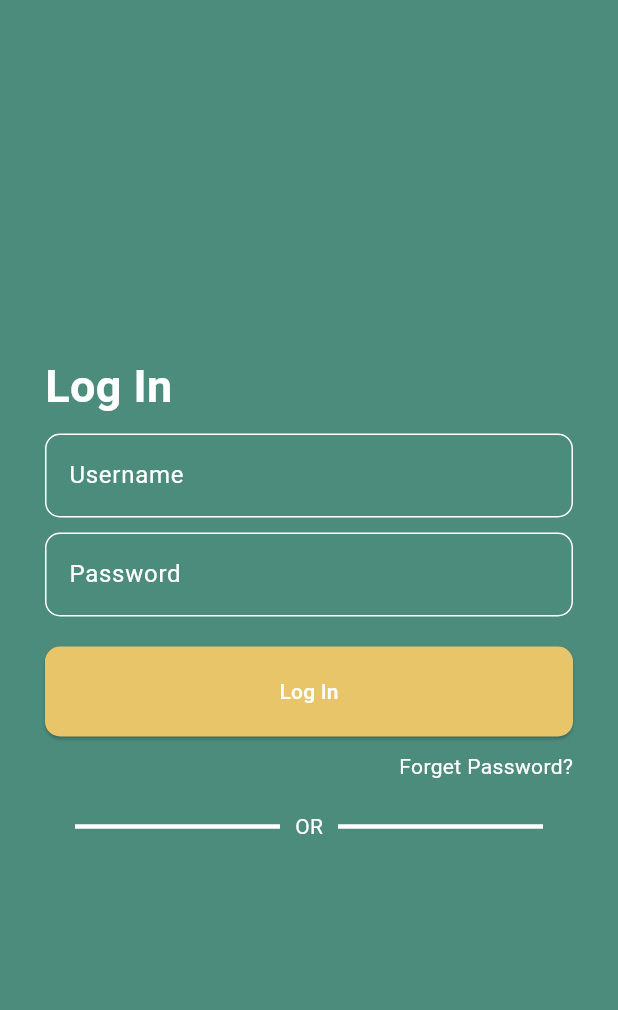
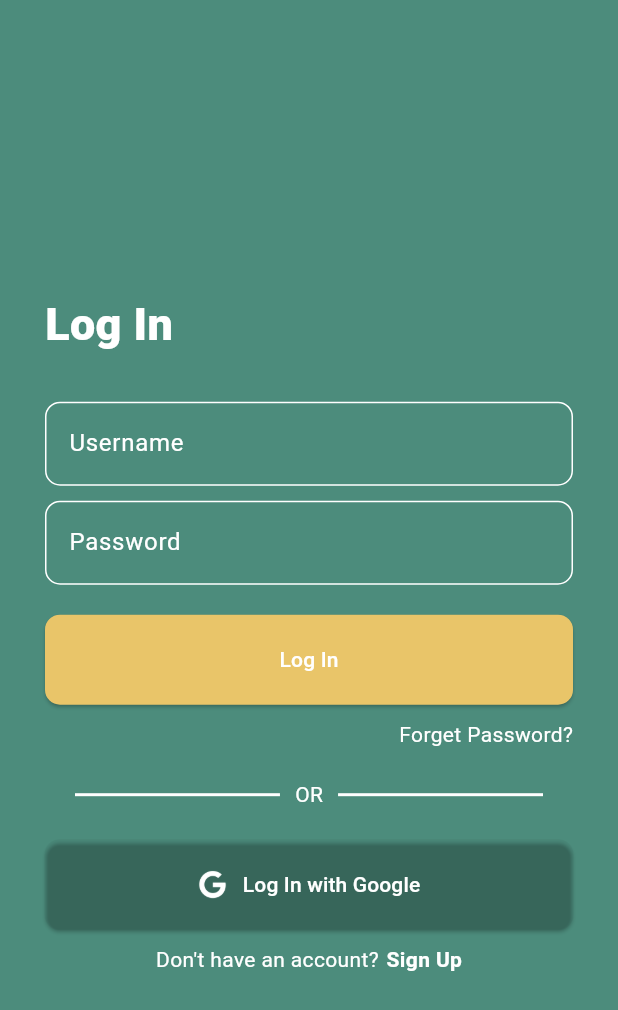
Before and after one commit to KaelNierras/vis_can_learn, a Flutter app: the Login screen opened directly, on a phone screen of 412 x 824 dp. Shown: the top 1010 px of the screen. Run offline on Flutter 3.47's test engine with Material 3 defaults, Android fonts, the light colour scheme and no system bars; our stand-ins replace flutter_native_splash, shared_preferences; accounts and stored records are empty.

Commit message:
login_screen

```diff
--- a/lib/features/login/views/login_screen.dart
+++ b/lib/features/login/views/login_screen.dart
@@ -1,7 +1,6 @@
-import 'package:flutter/foundation.dart';
 import 'package:flutter/material.dart';
-import 'package:flutter_native_splash/flutter_native_splash.dart';
-import 'package:shared_preferences/shared_preferences.dart';
+// import 'package:flutter_native_splash/flutter_native_splash.dart';
+// import 'package:shared_preferences/shared_preferences.dart';
 import 'package:vis_can_learn/common/wiget/InputText.dart';
 import 'package:vis_can_learn/theme/custom_colors.dart';
 import 'package:vis_can_learn/utils/widget_helper.dart';
@@ -33,7 +32,6 @@ class _LoginState extends State<Login> {
     var usernameController = TextEditingController();
     var passwordController = TextEditingController();
     return Scaffold(
-      backgroundColor: Colors.white,
       body: Container(
         width: MediaQuery.of(context).size.width, // Set the width to 100%
         decoration: const BoxDecoration(
@@ -49,16 +47,18 @@ class _LoginState extends State<Login> {
             mainAxisAlignment: MainAxisAlignment.start,
             crossAxisAlignment: CrossAxisAlignment.start,
             children: [
-              addVerticalSpace(MediaQuery.of(context).size.height / 4,),
+              addVerticalSpace(
+                MediaQuery.of(context).size.height / 5,
+              ),
               const Text(
                 "Log In",
                 style: TextStyle(
                   color: Colors.white,
                   fontSize: 30,
-                  fontWeight: FontWeight.bold,
+                  fontWeight: FontWeight.w900,
                 ),
               ),
-              addVerticalSpace(10),
+              addVerticalSpace(30),
               InputText(
                 controller: usernameController,
                 name: "Username",
@@ -93,18 +93,22 @@ class _LoginState extends State<Login> {
               const Row(
                 mainAxisAlignment: MainAxisAlignment.end,
                 children: [
-                  Text('Forget Password?', style: TextStyle(color: Colors.white),),
+                  Text(
+                    'Forget Password?',
+                    style: TextStyle(color: Colors.white),
+                  ),
                 ],
               ),
               addVerticalSpace(20),
               Padding(
-                padding: const EdgeInsets.symmetric(horizontal: 20.0), // Add padding to the left and right
+                padding: const EdgeInsets.symmetric(
+                    horizontal: 20.0), // Add padding to the left and right
                 child: Row(
                   mainAxisAlignment: MainAxisAlignment.center,
                   children: [
                     const Expanded(
                       child: Divider(
-                        thickness: 3.0,
+                        thickness: 2.0,
                         color: Colors.white,
                       ),
                     ),
@@ -116,13 +120,60 @@ class _LoginState extends State<Login> {
                     addHorizontalSpace(10),
                     const Expanded(
                       child: Divider(
-                        thickness: 3.0,
+                        thickness: 2.0,
                         color: Colors.white,
                       ),
                     ),
                   ],
                 ),
-              )
+              ),
+              addVerticalSpace(20),
+              SizedBox(
+                width: MediaQuery.of(context).size.width,
+                child: ElevatedButton(
+                  onPressed: () {
+                    // Respond to button press
+                  },
+                  style: ButtonStyle(
+                    backgroundColor:
+                        MaterialStateProperty.all<Color?>(Colors.transparent),
+                    shape: MaterialStateProperty.all<RoundedRectangleBorder>(
+                      RoundedRectangleBorder(
+                        borderRadius: BorderRadius.circular(
+                            10.0), // Minimize border radius
+                      ),
+                    ),
+                  ),
+                  child: Row(
+                    mainAxisAlignment: MainAxisAlignment.center,
+                    children: [
+                      Image.asset(
+                        'assets/images/google_icon.png',
+                        width: 20,
+                        height: 20,
+                      ),
+                      addHorizontalSpace(10),
+                      const Text('Log In with Google'),
+                    ],
+                  ),
+                ),
+              ),
+              addVerticalSpace(10),
+              Row(
+                mainAxisAlignment: MainAxisAlignment.center,
+                children: [
+                  const Text(
+                    'Don\'t have an account?',
+                    style: TextStyle(color: Colors.white),
+                  ),
+                  addHorizontalSpace(5),
+                  const Text(
+                    'Sign Up',
+                    style: TextStyle(
+                        fontWeight: FontWeight.bold, color: Colors.white),
+                  ),
+                ],
+              ),
             ],
           ),
         ),
--- a/pubspec.yaml
+++ b/pubspec.yaml
@@ -68,6 +68,7 @@ flutter:
     - assets/images/onboarding/image3.png
     - assets/images/onboarding/image4.png
     - assets/images/mountain_bg.png
+    - assets/images/google_icon.png
 
   # An image asset can refer to one or more resolution-specific "variants", see
   # https://flutter.dev/assets-and-images/#resolution-aware
```
Also changed, not shown: assets/images/google_icon.png (added).
